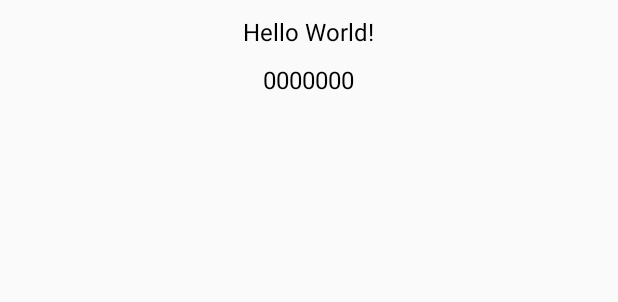
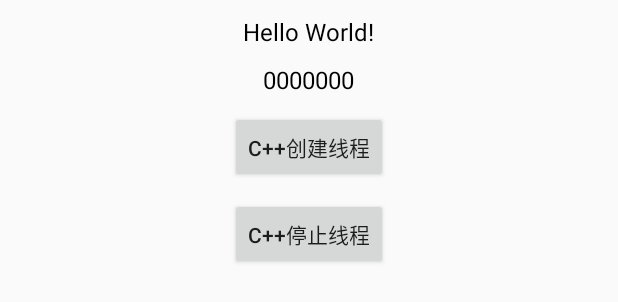
Before and after one commit to stormdzh/FFmpegDzh, an Android app: the layout activity_main.xml on its own in the app's theme, with its tools: preview values and no code run, on a phone screen of 412 x 824 dp. Shown: the top 302 px of the screen. Run offline under Robolectric (Android 15) with nearby library versions, the phone set to English and light mode, and no system bars.

Commit message:
jni 中使用c++实现线程

```diff
--- a/app/src/main/res/layout/activity_main.xml
+++ b/app/src/main/res/layout/activity_main.xml
@@ -26,4 +26,18 @@
         android:textColor="#000000"
         android:textSize="16sp" />
 
+    <Button
+        android:id="@+id/btnNormalThread"
+        android:layout_width="wrap_content"
+        android:layout_height="wrap_content"
+        android:layout_marginTop="10dp"
+        android:text="c++创建线程" />
+
+    <Button
+        android:id="@+id/btnStopNormalThread"
+        android:layout_width="wrap_content"
+        android:layout_height="wrap_content"
+        android:layout_marginTop="10dp"
+        android:text="c++停止线程" />
+
 </LinearLayout>
```
Also changed, not shown: app/src/main/java/com/stormdzh/ffmpegdzh/MainActivity.java (+21 -5 lines), libaudio/src/main/java/com/stormdzh/libaudio/util/TestJni.java (+9 -0 lines), 3 other files.
